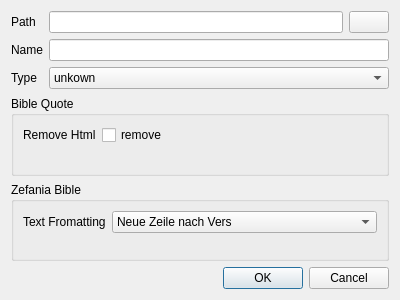
Old version of the form src/ui/moduleconfigdialog.ui in the repository metaxy/openBibleViewer.
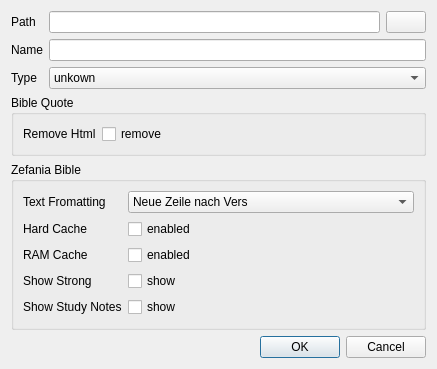
New version of the form. Icons and pictures are not drawn.

The edit to the form file:
```diff
--- a/src/ui/moduleconfigdialog.ui
+++ b/src/ui/moduleconfigdialog.ui
@@ -6,8 +6,8 @@
    <rect>
     <x>0</x>
     <y>0</y>
-    <width>400</width>
-    <height>300</height>
+    <width>437</width>
+    <height>369</height>
    </rect>
   </property>
   <property name="windowTitle">
@@ -108,6 +108,12 @@
    </item>
    <item>
     <widget class="QGroupBox" name="groupBox_zefBible">
+     <property name="sizePolicy">
+      <sizepolicy hsizetype="Expanding" vsizetype="Expanding">
+       <horstretch>0</horstretch>
+       <verstretch>0</verstretch>
+      </sizepolicy>
+     </property>
      <property name="title">
       <string>Zefania Bible</string>
      </property>
@@ -141,6 +147,62 @@
           </property>
          </widget>
         </item>
+        <item row="2" column="0">
+         <widget class="QLabel" name="label_6">
+          <property name="text">
+           <string>Hard Cache</string>
+          </property>
+         </widget>
+        </item>
+        <item row="3" column="0">
+         <widget class="QLabel" name="label_7">
+          <property name="text">
+           <string>RAM Cache</string>
+          </property>
+         </widget>
+        </item>
+        <item row="4" column="0">
+         <widget class="QLabel" name="label_8">
+          <property name="text">
+           <string>Show Strong</string>
+          </property>
+         </widget>
+        </item>
+        <item row="5" column="0">
+         <widget class="QLabel" name="label_9">
+          <property name="text">
+           <string>Show Study Notes</string>
+          </property>
+         </widget>
+        </item>
+        <item row="2" column="1">
+         <widget class="QCheckBox" name="checkBox">
+          <property name="text">
+           <string>enabled</string>
+          </property>
+         </widget>
+        </item>
+        <item row="3" column="1">
+         <widget class="QCheckBox" name="checkBox_2">
+          <property name="text">
+           <string>enabled</string>
+          </property>
+         </widget>
+        </item>
+        <item row="4" column="1">
+         <widget class="QCheckBox" name="checkBox_3">
+          <property name="text">
+           <string>show</string>
+          </property>
+         </widget>
+        </item>
+        <item row="5" column="1">
+         <widget class="QCheckBox" name="checkBox_showStudyNotes">
+          <property name="text">
+           <string>show</string>
+          </property>
+         </widget>
+        </item>
        </layout>
       </item>
      </layout>
```
Left out of the diff: 10 changed lines with no effect on the pictures.
